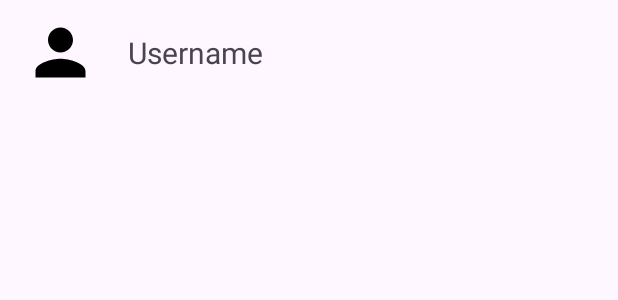
After one commit to alekskate11/HealthAppHelperNew, an Android app: the layout person_item_rv.xml on its own in the app's theme, with its tools: preview values and no code run, on a phone screen of 412 x 824 dp. The commit adds this screen. Shown: the top 300 px of the screen. Run offline under Robolectric (Android 15) with nearby library versions, the phone set to English and light mode, and no system bars.

```diff
--- /dev/null
+++ b/app/src/main/res/layout/person_item_rv.xml
@@ -0,0 +1,30 @@
+<?xml version="1.0" encoding="utf-8"?>
+<androidx.constraintlayout.widget.ConstraintLayout xmlns:android="http://schemas.android.com/apk/res/android"
+    android:layout_width="match_parent"
+    android:layout_height="wrap_content"
+    xmlns:app="http://schemas.android.com/apk/res-auto"
+    xmlns:tools="http://schemas.android.com/tools"
+    android:paddingTop="10dp"
+    android:paddingBottom="10dp">
+
+    <de.hdodenhof.circleimageview.CircleImageView
+        android:layout_width="50dp"
+        android:layout_height="50dp"
+        android:layout_marginStart="15dp"
+        android:id="@+id/profile_iv"
+        android:src="@drawable/baseline_person_24"
+        app:layout_constraintTop_toTopOf="parent"
+        app:layout_constraintBottom_toBottomOf="parent"
+        app:layout_constraintStart_toStartOf="parent"/>
+    <TextView
+        android:layout_width="wrap_content"
+        android:layout_height="wrap_content"
+        android:id="@+id/username_tv"
+        android:textSize="20sp"
+        android:fontFamily="sans-serif"
+        android:layout_marginStart="20dp"
+        app:layout_constraintTop_toTopOf="parent"
+        app:layout_constraintBottom_toBottomOf="parent"
+        app:layout_constraintStart_toEndOf="@+id/profile_iv"
+        tools:text="Username"/>
+</androidx.constraintlayout.widget.ConstraintLayout>
```
Also changed, not shown: app/src/main/java/com/example/healthapphelper/bottomnav/chats/ChatsFragment.java (+31 -4 lines), app/src/main/java/com/example/healthapphelper/bottomnav/new_chat/NewChatFragment.java (+44 -1 lines), app/src/main/java/com/example/healthapphelper/chats/CahtViewHolder.java (added, +22 -0 lines), app/src/main/java/com/example/healthapphelper/chats/Chat.java (added, +44 -0 lines), app/src/main/java/com/example/healthapphelper/chats/ChatsAdapter.java (added, +65 -0 lines), app/src/main/java/com/example/healthapphelper/users/User.java (added, +12 -0 lines), app/src/main/java/com/example/healthapphelper/users/UserViewHolder.java (added, +22 -0 lines), app/src/main/java/com/example/healthapphelper/users/UsersAdapter.java (added, +53 -0 lines), app/src/main/java/com/example/healthapphelper/utils/ChatUtil.java (added, +54 -0 lines), app/src/main/res/layout/fragment_chats.xml (+4 -10 lines), app/src/main/res/layout/fragment_new_chat.xml (+6 -10 lines).
